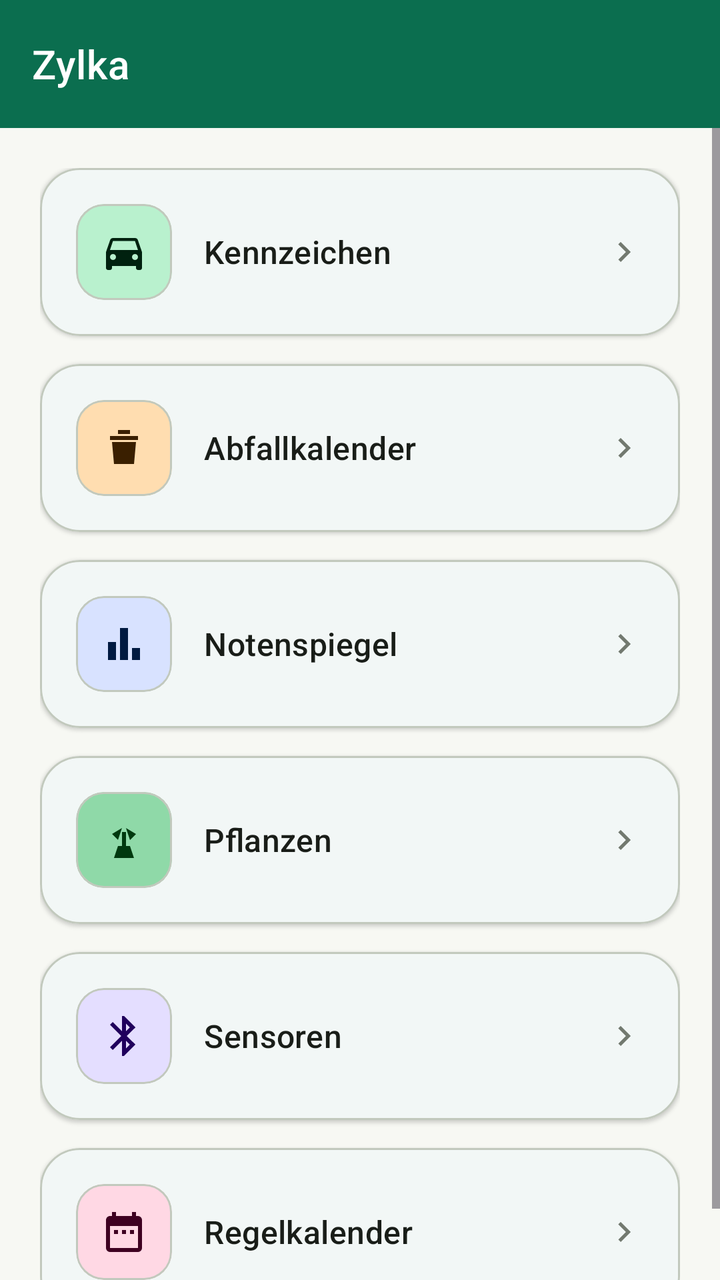
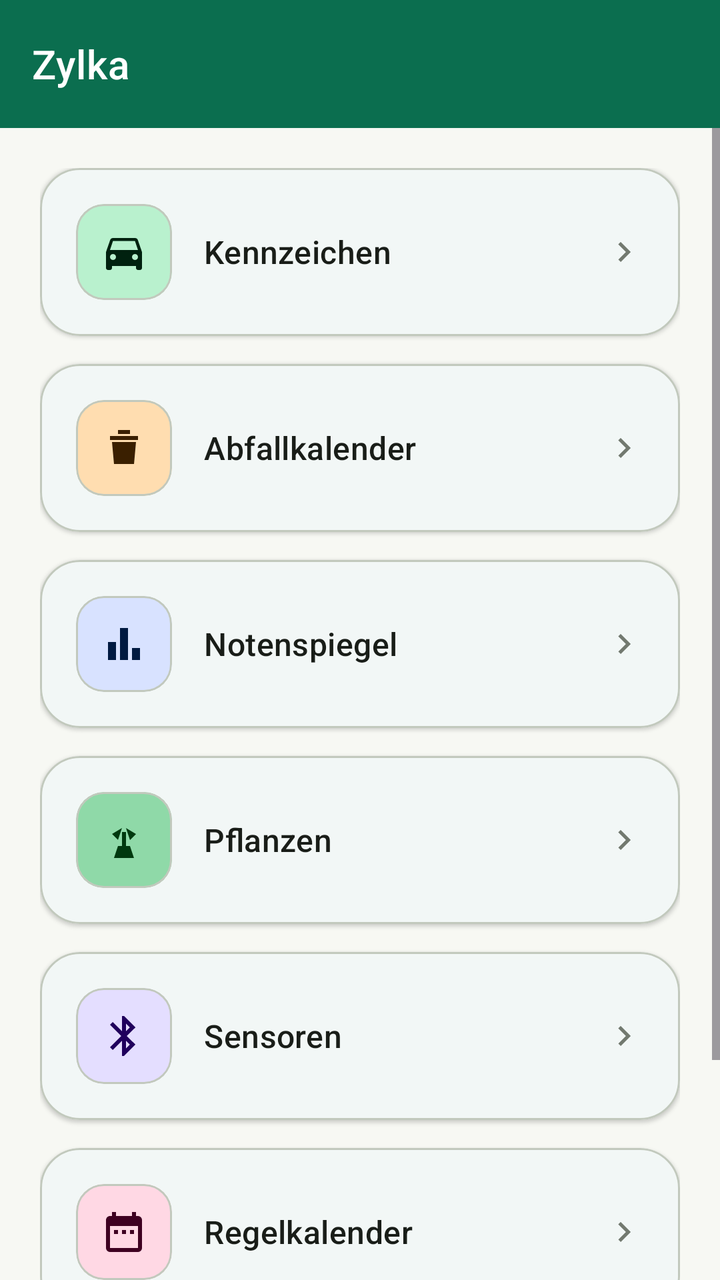

Screens rendered from an Android XML layout before and after an edit, with the pre-edit source and the edit as a unified diff.
<!-- AndroidManifest.xml: application theme Theme.Zylka -->
<!-- res/layout/activity_main.xml -->
<?xml version="1.0" encoding="utf-8"?>
<LinearLayout xmlns:android="http://schemas.android.com/apk/res/android"
    xmlns:app="http://schemas.android.com/apk/res-auto"
    android:layout_width="match_parent"
    android:layout_height="match_parent"
    android:background="@color/brand_background"
    android:orientation="vertical">

    <com.google.android.material.appbar.MaterialToolbar
        android:id="@+id/toolbar"
        style="@style/Widget.Zylka.Toolbar"
        android:layout_width="match_parent"
        android:layout_height="wrap_content"
        android:minHeight="?attr/actionBarSize"
        android:elevation="2dp"
        app:title="@string/app_name" />

    <ScrollView
        android:layout_width="match_parent"
        android:layout_height="match_parent">

        <LinearLayout
            android:layout_width="match_parent"
            android:layout_height="wrap_content"
            android:orientation="vertical"
            android:padding="20dp">

            <com.google.android.material.card.MaterialCardView
                android:id="@+id/card_kennzeichen"
                style="@style/Widget.Zylka.Card"
                android:layout_width="match_parent"
                android:layout_height="wrap_content"
                android:clickable="true"
                android:focusable="true">

                <LinearLayout
                    android:layout_width="match_parent"
                    android:layout_height="wrap_content"
                    android:gravity="center_vertical"
                    android:orientation="horizontal"
                    android:padding="18dp">

                    <com.google.android.material.card.MaterialCardView
                        android:layout_width="48dp"
                        android:layout_height="48dp"
                        app:cardBackgroundColor="@color/brand_primary_container"
                        app:cardCornerRadius="14dp"
                        app:cardElevation="0dp">

                        <ImageView
                            android:layout_width="24dp"
                            android:layout_height="24dp"
                            android:layout_gravity="center"
                            android:contentDescription="@null"
                            android:src="@drawable/ic_directions_car"
                            app:tint="@color/brand_on_primary_container" />
                    </com.google.android.material.card.MaterialCardView>

                    <TextView
                        android:layout_width="0dp"
                        android:layout_height="wrap_content"
                        android:layout_marginStart="16dp"
                        android:layout_weight="1"
                        android:text="@string/feature_kennzeichen"
                        android:textAppearance="?attr/textAppearanceTitleMedium"
                        android:textColor="@color/brand_on_surface" />

                    <ImageView
                        android:layout_width="20dp"
                        android:layout_height="20dp"
                        android:contentDescription="@null"
                        android:src="@drawable/ic_chevron_right"
                        app:tint="@color/brand_outline" />
                </LinearLayout>
            </com.google.android.material.card.MaterialCardView>

            <com.google.android.material.card.MaterialCardView
                android:id="@+id/card_abfallkalender"
                style="@style/Widget.Zylka.Card"
                android:layout_width="match_parent"
                android:layout_height="wrap_content"
                android:layout_marginTop="14dp"
                android:clickable="true"
                android:focusable="true">

                <LinearLayout
                    android:layout_width="match_parent"
                    android:layout_height="wrap_content"
                    android:gravity="center_vertical"
                    android:orientation="horizontal"
                    android:padding="18dp">

                    <com.google.android.material.card.MaterialCardView
                        android:layout_width="48dp"
                        android:layout_height="48dp"
                        app:cardBackgroundColor="@color/brand_secondary_container"
                        app:cardCornerRadius="14dp"
                        app:cardElevation="0dp">

                        <ImageView
                            android:layout_width="24dp"
                            android:layout_height="24dp"
                            android:layout_gravity="center"
                            android:contentDescription="@null"
                            android:src="@drawable/ic_waste_bin"
                            app:tint="@color/brand_on_secondary_container" />
                    </com.google.android.material.card.MaterialCardView>

                    <TextView
                        android:layout_width="0dp"
                        android:layout_height="wrap_content"
                        android:layout_marginStart="16dp"
                        android:layout_weight="1"
                        android:text="@string/feature_abfallkalender"
                        android:textAppearance="?attr/textAppearanceTitleMedium"
                        android:textColor="@color/brand_on_surface" />

                    <ImageView
                        android:layout_width="20dp"
                        android:layout_height="20dp"
                        android:contentDescription="@null"
                        android:src="@drawable/ic_chevron_right"
                        app:tint="@color/brand_outline" />
                </LinearLayout>
            </com.google.android.material.card.MaterialCardView>

            <com.google.android.material.card.MaterialCardView
                android:id="@+id/card_notenspiegel"
                style="@style/Widget.Zylka.Card"
                android:layout_width="match_parent"
                android:layout_height="wrap_content"
                android:layout_marginTop="14dp"
                android:clickable="true"
                android:focusable="true">

                <LinearLayout
                    android:layout_width="match_parent"
                    android:layout_height="wrap_content"
                    android:gravity="center_vertical"
                    android:orientation="horizontal"
                    android:padding="18dp">

                    <com.google.android.material.card.MaterialCardView
                        android:layout_width="48dp"
                        android:layout_height="48dp"
                        app:cardBackgroundColor="@color/brand_tertiary_container"
                        app:cardCornerRadius="14dp"
                        app:cardElevation="0dp">

                        <ImageView
                            android:layout_width="24dp"
                            android:layout_height="24dp"
                            android:layout_gravity="center"
                            android:contentDescription="@null"
                            android:src="@drawable/ic_bar_chart"
                            app:tint="@color/brand_on_tertiary_container" />
                    </com.google.android.material.card.MaterialCardView>

                    <TextView
                        android:layout_width="0dp"
                        android:layout_height="wrap_content"
                        android:layout_marginStart="16dp"
                        android:layout_weight="1"
                        android:text="@string/feature_notenspiegel"
                        android:textAppearance="?attr/textAppearanceTitleMedium"
                        android:textColor="@color/brand_on_surface" />

                    <ImageView
                        android:layout_width="20dp"
                        android:layout_height="20dp"
                        android:contentDescription="@null"
                        android:src="@drawable/ic_chevron_right"
                        app:tint="@color/brand_outline" />
                </LinearLayout>
            </com.google.android.material.card.MaterialCardView>

            <com.google.android.material.card.MaterialCardView
                android:id="@+id/card_pflanzen"
                style="@style/Widget.Zylka.Card"
                android:layout_width="match_parent"
                android:layout_height="wrap_content"
                android:layout_marginTop="14dp"
                android:clickable="true"
                android:focusable="true">

                <LinearLayout
                    android:layout_width="match_parent"
                    android:layout_height="wrap_content"
                    android:gravity="center_vertical"
                    android:orientation="horizontal"
                    android:padding="18dp">

                    <com.google.android.material.card.MaterialCardView
                        android:layout_width="48dp"
                        android:layout_height="48dp"
                        app:cardBackgroundColor="@color/plant_container"
                        app:cardCornerRadius="14dp"
                        app:cardElevation="0dp">

                        <ImageView
                            android:layout_width="24dp"
                            android:layout_height="24dp"
                            android:layout_gravity="center"
                            android:contentDescription="@null"
                            android:src="@drawable/ic_plant"
                            app:tint="@color/plant_on_container" />
                    </com.google.android.material.card.MaterialCardView>

                    <TextView
                        android:layout_width="0dp"
                        android:layout_height="wrap_content"
                        android:layout_marginStart="16dp"
                        android:layout_weight="1"
                        android:text="@string/feature_pflanzen"
                        android:textAppearance="?attr/textAppearanceTitleMedium"
                        android:textColor="@color/brand_on_surface" />

                    <ImageView
                        android:layout_width="20dp"
                        android:layout_height="20dp"
                        android:contentDescription="@null"
                        android:src="@drawable/ic_chevron_right"
                        app:tint="@color/brand_outline" />
                </LinearLayout>
            </com.google.android.material.card.MaterialCardView>

            <com.google.android.material.card.MaterialCardView
                android:id="@+id/card_sensors"
                style="@style/Widget.Zylka.Card"
                android:layout_width="match_parent"
                android:layout_height="wrap_content"
                android:layout_marginTop="14dp"
                android:clickable="true"
                android:focusable="true">

                <LinearLayout
                    android:layout_width="match_parent"
                    android:layout_height="wrap_content"
                    android:gravity="center_vertical"
                    android:orientation="horizontal"
                    android:padding="18dp">

                    <com.google.android.material.card.MaterialCardView
                        android:layout_width="48dp"
                        android:layout_height="48dp"
                        app:cardBackgroundColor="@color/sensor_container"
                        app:cardCornerRadius="14dp"
                        app:cardElevation="0dp">

                        <ImageView
                            android:layout_width="24dp"
                            android:layout_height="24dp"
                            android:layout_gravity="center"
                            android:contentDescription="@null"
                            android:src="@drawable/ic_bluetooth"
                            app:tint="@color/sensor_on_container" />
                    </com.google.android.material.card.MaterialCardView>

                    <TextView
                        android:layout_width="0dp"
                        android:layout_height="wrap_content"
                        android:layout_marginStart="16dp"
                        android:layout_weight="1"
                        android:text="@string/sensors_title"
                        android:textAppearance="?attr/textAppearanceTitleMedium"
                        android:textColor="@color/brand_on_surface" />

                    <ImageView
                        android:layout_width="20dp"
                        android:layout_height="20dp"
                        android:contentDescription="@null"
                        android:src="@drawable/ic_chevron_right"
                        app:tint="@color/brand_outline" />
                </LinearLayout>
            </com.google.android.material.card.MaterialCardView>

            <com.google.android.material.card.MaterialCardView
                android:id="@+id/card_regelkalender"
                style="@style/Widget.Zylka.Card"
                android:layout_width="match_parent"
                android:layout_height="wrap_content"
                android:layout_marginTop="14dp"
                android:clickable="true"
                android:focusable="true">

                <LinearLayout
                    android:layout_width="match_parent"
                    android:layout_height="wrap_content"
                    android:gravity="center_vertical"
                    android:orientation="horizontal"
                    android:padding="18dp">

                    <com.google.android.material.card.MaterialCardView
                        android:layout_width="48dp"
                        android:layout_height="48dp"
                        app:cardBackgroundColor="@color/regel_container"
                        app:cardCornerRadius="14dp"
                        app:cardElevation="0dp">

                        <ImageView
                            android:layout_width="24dp"
                            android:layout_height="24dp"
                            android:layout_gravity="center"
                            android:contentDescription="@null"
                            android:src="@drawable/ic_calendar"
                            app:tint="@color/regel_on_container" />
                    </com.google.android.material.card.MaterialCardView>

                    <TextView
                        android:layout_width="0dp"
                        android:layout_height="wrap_content"
                        android:layout_marginStart="16dp"
                        android:layout_weight="1"
                        android:text="@string/feature_regelkalender"
                        android:textAppearance="?attr/textAppearanceTitleMedium"
                        android:textColor="@color/brand_on_surface" />

                    <ImageView
                        android:layout_width="20dp"
                        android:layout_height="20dp"
                        android:contentDescription="@null"
                        android:src="@drawable/ic_chevron_right"
                        app:tint="@color/brand_outline" />
                </LinearLayout>
            </com.google.android.material.card.MaterialCardView>

        </LinearLayout>
    </ScrollView>
</LinearLayout>
<!-- resources referenced by this layout -->
<resources>
  <color name="brand_background">#F7F8F3</color>
  <color name="brand_on_primary_container">#00210F</color>
  <color name="brand_on_secondary_container">#3A1F00</color>
  <color name="brand_on_surface">#191D18</color>
  <color name="brand_on_tertiary_container">#001A41</color>
  <color name="brand_outline">#72796F</color>
  <color name="brand_primary_container">#B9F1CE</color>
  <color name="brand_secondary_container">#FFDDB0</color>
  <color name="brand_tertiary_container">#D8E2FF</color>
  <color name="plant_container">#8FD9A8</color>
  <color name="plant_on_container">#00390F</color>
  <color name="regel_container">#FFD8E4</color>
  <color name="regel_on_container">#3F0021</color>
  <color name="sensor_container">#E4DEFF</color>
  <color name="sensor_on_container">#20005C</color>
  <string name="app_name">Zylka</string>
  <string name="feature_abfallkalender">Abfallkalender</string>
  <string name="feature_kennzeichen">Kennzeichen</string>
  <string name="feature_notenspiegel">Notenspiegel</string>
  <string name="feature_pflanzen">Pflanzen</string>
  <string name="feature_regelkalender">Regelkalender</string>
  <string name="sensors_title">Sensoren</string>
  <style name="Widget.Zylka.Card" parent="Widget.MaterialComponents.CardView">
          <item name="cardCornerRadius">20dp</item>
          <item name="strokeColor">@color/brand_outline_variant</item>
          <item name="cardBackgroundColor">@color/brand_surface</item>
          <item name="rippleColor">@color/brand_primary_container</item>
      </style>
  <style name="Widget.Zylka.Toolbar" parent="Widget.MaterialComponents.Toolbar">
          <item name="android:background">@color/brand_primary</item>
          <item name="titleTextColor">@color/brand_on_primary</item>
          <item name="subtitleTextColor">@color/brand_on_primary</item>
          <item name="android:theme">@style/ThemeOverlay.Zylka.Toolbar</item>
      </style>
  <color name="brand_outline_variant">#C2C9BD</color>
  <color name="brand_surface">#FFFFFF</color>
  <color name="brand_primary">#0B6E4F</color>
  <color name="brand_on_primary">#FFFFFF</color>
  <style name="ThemeOverlay.Zylka.Toolbar" parent="">
          <item name="colorControlNormal">@color/brand_on_primary</item>
          <item name="colorOnSurface">@color/brand_on_primary</item>
          <item name="colorOnSurfaceVariant">@color/brand_on_primary</item>
          <item name="actionMenuTextColor">@color/brand_on_primary</item>
      </style>
  <color name="brand_secondary">#B26A00</color>
  <color name="brand_on_secondary">#FFFFFF</color>
  <color name="brand_tertiary">#3E5FA0</color>
  <color name="brand_on_tertiary">#FFFFFF</color>
  <color name="brand_on_background">#191D18</color>
  <color name="brand_surface_variant">#DEE5D9</color>
  <color name="brand_on_surface_variant">#424940</color>
  <color name="brand_error">#BA1A1A</color>
  <color name="brand_on_error">#FFFFFF</color>
  <color name="brand_error_container">#FFDAD6</color>
  <color name="brand_on_error_container">#410002</color>
  <!-- unchanged entries left out for length: 8 -->
</resources>

<!-- the commit's change to res/layout/activity_main.xml (unified diff, before → after) -->
@@ -324,6 +324,56 @@
                 </LinearLayout>
             </com.google.android.material.card.MaterialCardView>
 
+            <com.google.android.material.card.MaterialCardView
+                android:id="@+id/card_hochzeit"
+                style="@style/Widget.Zylka.Card"
+                android:layout_width="match_parent"
+                android:layout_height="wrap_content"
+                android:layout_marginTop="14dp"
+                android:clickable="true"
+                android:focusable="true">
+
+                <LinearLayout
+                    android:layout_width="match_parent"
+                    android:layout_height="wrap_content"
+                    android:gravity="center_vertical"
+                    android:orientation="horizontal"
+                    android:padding="18dp">
+
+                    <com.google.android.material.card.MaterialCardView
+                        android:layout_width="48dp"
+                        android:layout_height="48dp"
+                        app:cardBackgroundColor="@color/hochzeit_container"
+                        app:cardCornerRadius="14dp"
+                        app:cardElevation="0dp">
+
+                        <ImageView
+                            android:layout_width="24dp"
+                            android:layout_height="24dp"
+                            android:layout_gravity="center"
+                            android:contentDescription="@null"
+                            android:src="@drawable/ic_rings"
+                            app:tint="@color/hochzeit_on_container" />
+                    </com.google.android.material.card.MaterialCardView>
+
+                    <TextView
+                        android:layout_width="0dp"
+                        android:layout_height="wrap_content"
+                        android:layout_marginStart="16dp"
+                        android:layout_weight="1"
+                        android:text="@string/feature_hochzeit"
+                        android:textAppearance="?attr/textAppearanceTitleMedium"
+                        android:textColor="@color/brand_on_surface" />
+
+                    <ImageView
+                        android:layout_width="20dp"
+                        android:layout_height="20dp"
+                        android:contentDescription="@null"
+                        android:src="@drawable/ic_chevron_right"
+                        app:tint="@color/brand_outline" />
+                </LinearLayout>
+            </com.google.android.material.card.MaterialCardView>
+
         </LinearLayout>
     </ScrollView>
 </LinearLayout>
<!-- resource entries referenced after the edit -->
@@ -9,14 +9,35 @@
   <color name="brand_primary_container">#B9F1CE</color>
   <color name="brand_secondary_container">#FFDDB0</color>
   <color name="brand_tertiary_container">#D8E2FF</color>
+  <color name="hochzeit_container">#F5DEA3</color>
+  <color name="hochzeit_on_container">#4A3B00</color>
   <color name="plant_container">#8FD9A8</color>
   <color name="plant_on_container">#00390F</color>
   <color name="regel_container">#FFD8E4</color>
   <color name="regel_on_container">#3F0021</color>
   <color name="sensor_container">#E4DEFF</color>
   <color name="sensor_on_container">#20005C</color>
+  <!-- drawable ic_rings (drawable) -->
+  <vector xmlns:android="http://schemas.android.com/apk/res/android"
+      android:width="24dp"
+      android:height="24dp"
+      android:viewportWidth="24"
+      android:viewportHeight="24"
+      android:tint="?attr/colorControlNormal">
+      <path
+          android:fillColor="#00000000"
+          android:strokeColor="#FF000000"
+          android:strokeWidth="1.8"
+          android:pathData="M3,9 a6,6 0 1,0 12,0 a6,6 0 1,0 -12,0" />
+      <path
+          android:fillColor="#00000000"
+          android:strokeColor="#FF000000"
+          android:strokeWidth="1.8"
+          android:pathData="M9,9 a6,6 0 1,0 12,0 a6,6 0 1,0 -12,0" />
+  </vector>
   <string name="app_name">Zylka</string>
   <string name="feature_abfallkalender">Abfallkalender</string>
+  <string name="feature_hochzeit">Hochzeitsplaner</string>
   <string name="feature_kennzeichen">Kennzeichen</string>
   <string name="feature_notenspiegel">Notenspiegel</string>
   <string name="feature_pflanzen">Pflanzen</string>
